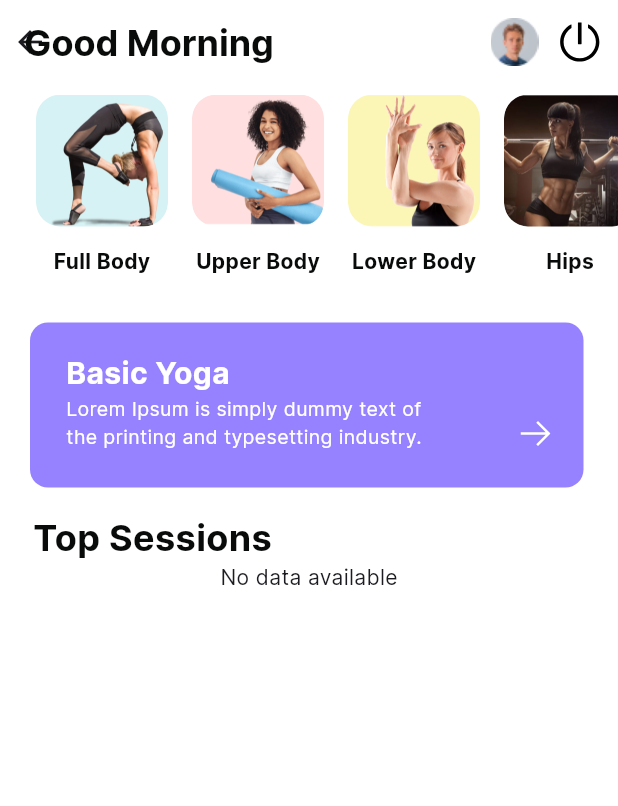
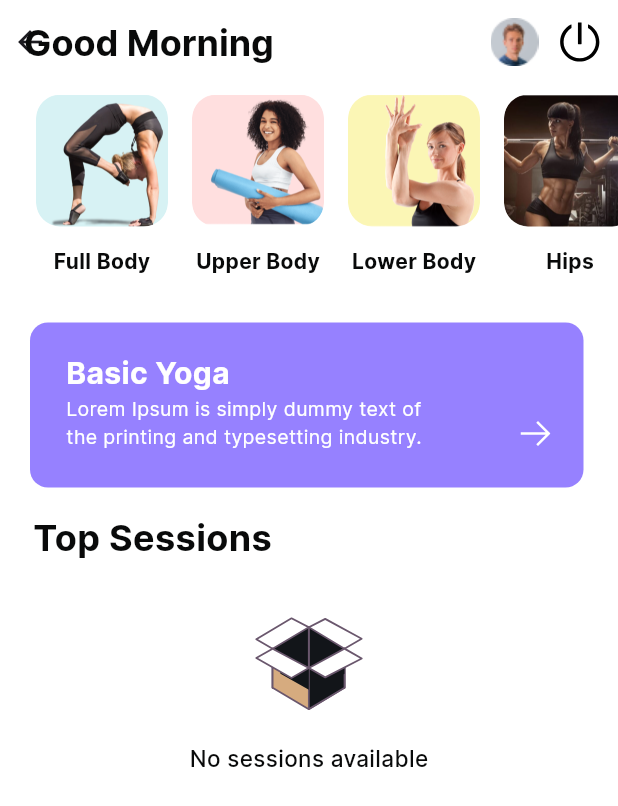
Before and after one commit to AnuradhaDev96/yoga_mobile, a Flutter app: the HomePage screen opened directly, on a phone screen of 412 x 824 dp. Shown: the top 806 px of the screen. Run offline on Flutter 3.47's test engine with Material 2 defaults, Android fonts, the phone set to English and light mode, and no system bars; our stand-ins replace another_flushbar, cached_network_image, equatable, flutter_bloc, flutter_svg, get_it and 2 more; accounts and stored records are empty; network calls fail.

```diff
--- a/lib/presentation/views/home_page/home_page.dart
+++ b/lib/presentation/views/home_page/home_page.dart
@@ -11,6 +11,7 @@ import '../../../utils/constants/assets.dart';
 import '../../blocs/authentication_bloc.dart';
 import '../../states/authentication_state.dart';
 import '../../widgets/circular_loader.dart';
+import '../../widgets/list_placeholder.dart';
 import '../lessons_list_page/lessons_list_page.dart';
 
 class HomePage extends StatefulWidget {
@@ -161,6 +162,7 @@ class _HomePageState extends State<HomePage> {
               child: FutureBuilder(
                 future: GetIt.instance<YogaActivitiesRepository>().getSessions(),
                 builder: (context, snapshot) {
+
                   if (snapshot.connectionState == ConnectionState.waiting) {
                     return const Padding(
                       padding: EdgeInsets.only(top: 30),
@@ -172,7 +174,10 @@ class _HomePageState extends State<HomePage> {
                     var listData = snapshot.data;
 
                     if (listData == null || listData.isEmpty) {
-                      return const Center(child: Text('No data available'));
+                      return const Padding(
+                        padding: EdgeInsets.only(top: 30),
+                        child: ListPlaceHolder(placeHolderText: 'No sessions available'),
+                      );
                     } else {
                       List<SessionModel> topSessions = [];
                       if (listData.length >= 3) {
@@ -311,7 +316,10 @@ class _HomePageState extends State<HomePage> {
                       );
                     }
                   } else {
-                    return const Center(child: Text('No data available'));
+                    return const Padding(
+                      padding: EdgeInsets.only(top: 30),
+                      child: ListPlaceHolder(placeHolderText: 'No sessions available'),
+                    );
                   }
                 },
               ),
```
